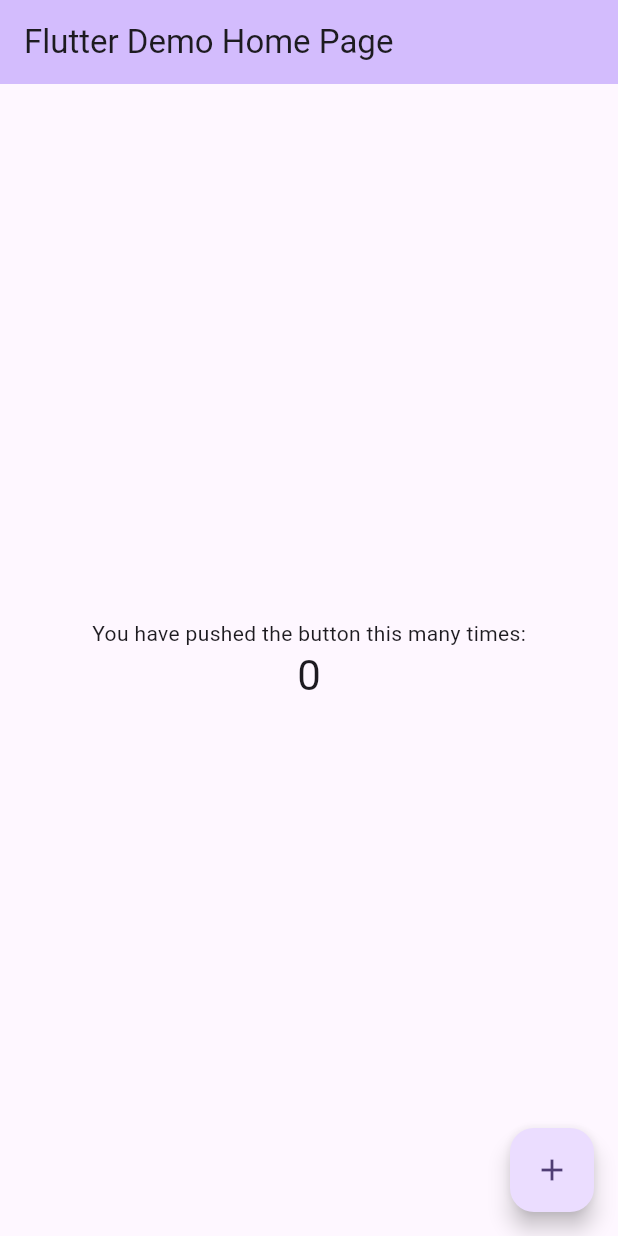
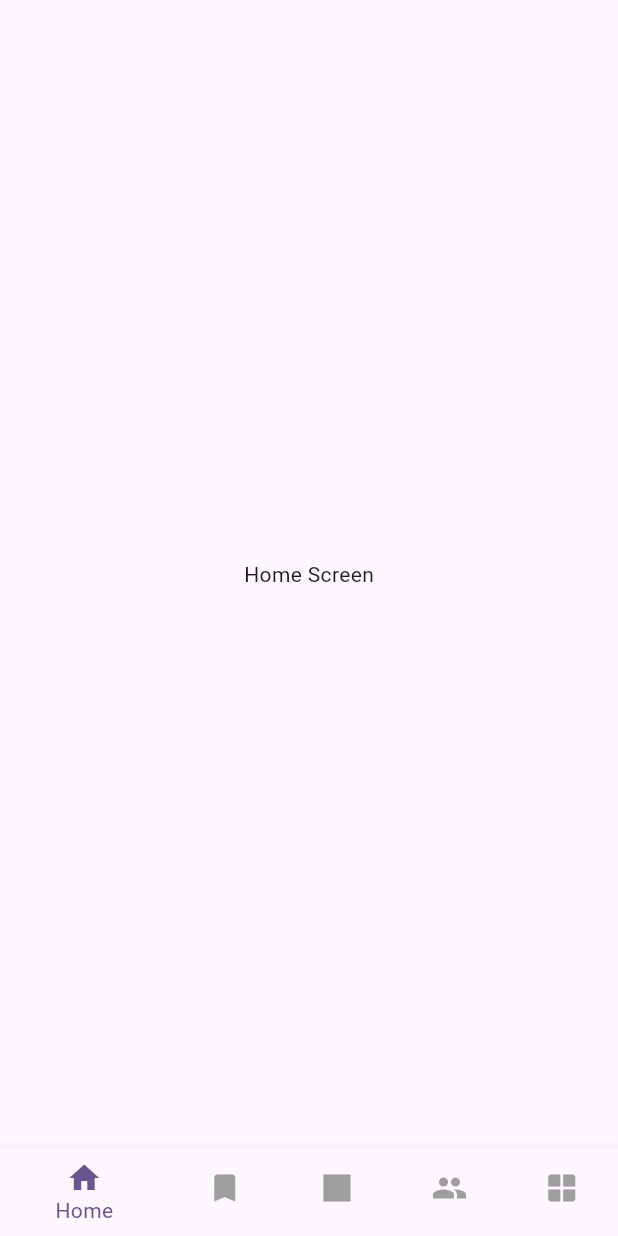
Before and after one commit to joyaljosephnote/sales_tracker_invoce_application, a Flutter app: the screen it shows after launch, on a phone screen of 412 x 824 dp. Run offline on Flutter 3.47's test engine with Material 2 defaults, Android fonts, the phone set to English and light mode, and no system bars; our stand-ins replace bloc, flutter_bloc.

Commit message:
folders added and bottom navigation added

```diff
--- /dev/null
+++ b/lib/featurs/business_logics/landing_page_bloc/landing_page_bloc.dart
@@ -0,0 +1,15 @@
+import 'package:bloc/bloc.dart';
+import 'package:meta/meta.dart';
+
+part 'landing_page_event.dart';
+part 'landing_page_state.dart';
+
+class LandingPageBloc extends Bloc<LandingPageEvent, LandingPageState> {
+  LandingPageBloc() : super(const LandingPageInitial(tabIndex: 0)) {
+    on<LandingPageEvent>((event, emit) {
+      if (event is TabChange) {
+        emit(LandingPageInitial(tabIndex: event.tabIndex));
+      }
+    });
+  }
+}
--- /dev/null
+++ b/lib/featurs/business_logics/landing_page_bloc/landing_page_event.dart
@@ -0,0 +1,10 @@
+part of 'landing_page_bloc.dart';
+
+@immutable
+sealed class LandingPageEvent {}
+
+class TabChange extends LandingPageEvent {
+  final int tabIndex;
+
+  TabChange({required this.tabIndex});
+}
--- /dev/null
+++ b/lib/featurs/business_logics/landing_page_bloc/landing_page_state.dart
@@ -0,0 +1,12 @@
+part of 'landing_page_bloc.dart';
+
+@immutable
+sealed class LandingPageState {
+  final int tabIndex;
+
+  const LandingPageState({required this.tabIndex});
+}
+
+final class LandingPageInitial extends LandingPageState {
+  const LandingPageInitial({required super.tabIndex});
+}
--- /dev/null
+++ b/lib/featurs/presentation/views/home_screen/home_screen.dart
@@ -0,0 +1,12 @@
+import 'package:flutter/material.dart';
+
+class HomeScreen extends StatelessWidget {
+  const HomeScreen({super.key});
+
+  @override
+  Widget build(BuildContext context) {
+    return const Scaffold(
+      body: Center(child: Text('Home Screen')),
+    );
+  }
+}
--- /dev/null
+++ b/lib/featurs/presentation/views/landing_screen/landing_screen.dart
@@ -0,0 +1,63 @@
+import 'package:flutter/material.dart';
+import 'package:flutter_bloc/flutter_bloc.dart';
+import 'package:sales_tracker/featurs/business_logics/landing_page_bloc/landing_page_bloc.dart';
+import 'package:sales_tracker/featurs/presentation/views/bills_screen/bill_screen.dart';
+import 'package:sales_tracker/featurs/presentation/views/home_screen/home_screen.dart';
+import 'package:sales_tracker/featurs/presentation/views/inventory_screen/Inventory_screen.dart';
+import 'package:sales_tracker/featurs/presentation/views/more/more_screen.dart';
+import 'package:sales_tracker/featurs/presentation/views/parties/parties_screen.dart';
+
+List<BottomNavigationBarItem> bottomnavItems = const <BottomNavigationBarItem>[
+  BottomNavigationBarItem(
+    icon: Icon(Icons.home),
+    label: 'Home',
+  ),
+  BottomNavigationBarItem(
+    icon: Icon(Icons.bookmark),
+    label: 'Bills',
+  ),
+  BottomNavigationBarItem(
+    icon: Icon(Icons.square),
+    label: 'Inventory',
+  ),
+  BottomNavigationBarItem(
+    icon: Icon(Icons.group),
+    label: 'Parties',
+  ),
+  BottomNavigationBarItem(
+    icon: Icon(Icons.window),
+    label: 'More',
+  ),
+];
+
+const List<Widget> bottomNavScreen = <Widget>[
+  HomeScreen(),
+  BillScreen(),
+  InventoryScreen(),
+  PartiesScreen(),
+  MoreScreen(),
+];
+
+class LandingScreen extends StatelessWidget {
+  const LandingScreen({super.key});
+
+  @override
+  Widget build(BuildContext context) {
+    return BlocConsumer<LandingPageBloc, LandingPageState>(
+      listener: (context, state) {},
+      builder: (context, state) {
+        return Scaffold(
+          body: Center(child: bottomNavScreen.elementAt(state.tabIndex)),
+          bottomNavigationBar: BottomNavigationBar(
+            items: bottomnavItems,
+            currentIndex: state.tabIndex,
+            selectedItemColor: Theme.of(context).colorScheme.primary,
+            unselectedItemColor: Colors.grey,
+            onTap: (index) => BlocProvider.of<LandingPageBloc>(context)
+                .add(TabChange(tabIndex: index)),
+          ),
+        );
+      },
+    );
+  }
+}
--- a/lib/main.dart
+++ b/lib/main.dart
@@ -1,4 +1,8 @@
 import 'package:flutter/material.dart';
+import 'package:flutter_bloc/flutter_bloc.dart';
+import 'package:sales_tracker/featurs/business_logics/landing_page_bloc/landing_page_bloc.dart';
+import 'package:sales_tracker/featurs/presentation/routes/generated_rountes.dart';
+import 'package:sales_tracker/featurs/presentation/views/landing_screen/landing_screen.dart';
 
 void main() {
   runApp(const MyApp());
@@ -9,59 +13,22 @@ class MyApp extends StatelessWidget {
 
   @override
   Widget build(BuildContext context) {
-    return MaterialApp(
-      title: 'Sales Tracker - Invoice application',
-      theme: ThemeData(
-        colorScheme: ColorScheme.fromSeed(seedColor: Colors.deepPurple),
-        useMaterial3: true,
-      ),
-      home: const MyHomePage(title: 'Flutter Demo Home Page'),
-    );
-  }
-}
-
-class MyHomePage extends StatefulWidget {
-  const MyHomePage({super.key, required this.title});
-  final String title;
-
-  @override
-  State<MyHomePage> createState() => _MyHomePageState();
-}
-
-class _MyHomePageState extends State<MyHomePage> {
-  int _counter = 0;
-
-  void _incrementCounter() {
-    setState(() {
-      _counter++;
-    });
-  }
-
-  @override
-  Widget build(BuildContext context) {
-    return Scaffold(
-      appBar: AppBar(
-        backgroundColor: Theme.of(context).colorScheme.inversePrimary,
-        title: Text(widget.title),
-      ),
-      body: Center(
-        child: Column(
-          mainAxisAlignment: MainAxisAlignment.center,
-          children: <Widget>[
-            const Text(
-              'You have pushed the button this many times:',
-            ),
-            Text(
-              '$_counter',
-              style: Theme.of(context).textTheme.headlineMedium,
-            ),
-          ],
+    return MultiBlocProvider(
+      providers: [
+        BlocProvider(
+          create: (context) => LandingPageBloc(),
         ),
-      ),
-      floatingActionButton: FloatingActionButton(
-        onPressed: _incrementCounter,
-        tooltip: 'Increment',
-        child: const Icon(Icons.add),
+      ],
+      child: MaterialApp(
+        debugShowCheckedModeBanner: false,
+        title: 'Sales Tracker - Invoice application',
+        theme: ThemeData(
+          colorScheme: ColorScheme.fromSeed(seedColor: Colors.deepPurple),
+          useMaterial3: true,
+        ),
+        initialRoute: '/',
+        onGenerateRoute: RouteGenerator().generateRoute,
+        home: const LandingScreen(),
       ),
     );
   }
--- a/pubspec.yaml
+++ b/pubspec.yaml
@@ -35,6 +35,8 @@ dependencies:
   # The following adds the Cupertino Icons font to your application.
   # Use with the CupertinoIcons class for iOS style icons.
   cupertino_icons: ^1.0.2
+  flutter_bloc: ^8.1.3
+  bloc: ^8.1.2
 
 dev_dependencies:
   flutter_test:
```
Also changed, not shown: lib/featurs/presentation/routes/generated_rountes.dart (added, +36 -0 lines), lib/featurs/presentation/views/bills_screen/bill_screen.dart (added, +12 -0 lines), lib/featurs/presentation/views/inventory_screen/inventory_screen.dart (added, +12 -0 lines), lib/featurs/presentation/views/more/more_screen.dart (added, +12 -0 lines), lib/featurs/presentation/views/parties/parties_screen.dart (added, +12 -0 lines), lib/featurs/utils/colors/app_colors.dart (added, +7 -0 lines), lib/featurs/presentation/views/splash_screen/splash_screen.dart (added), pubspec.lock.
